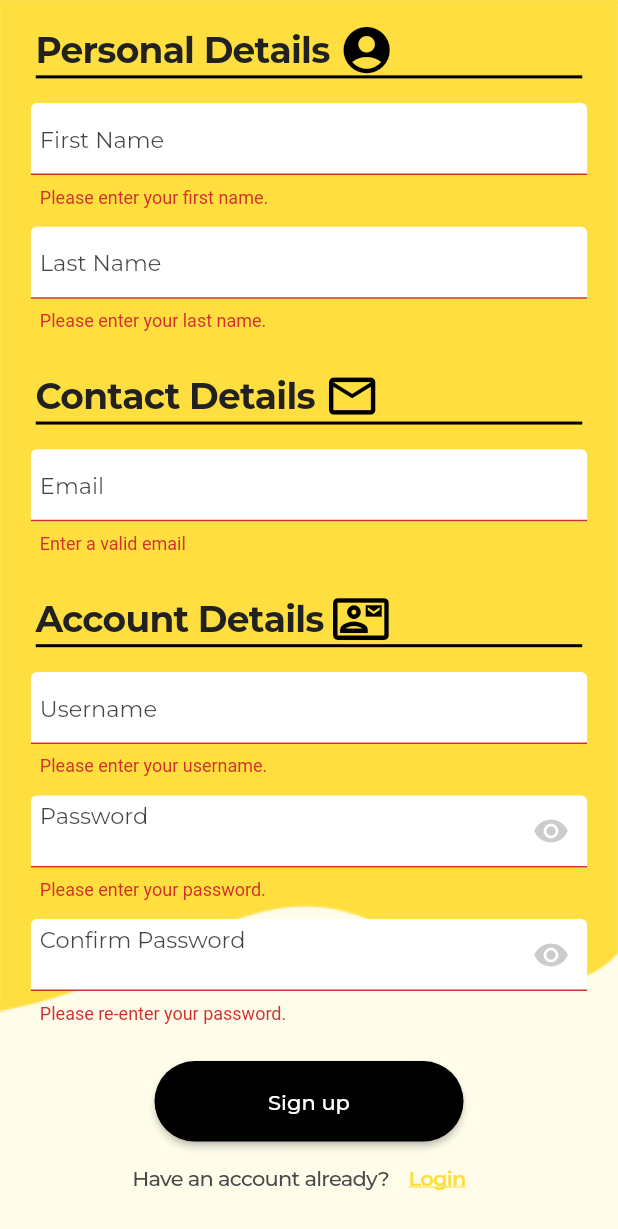
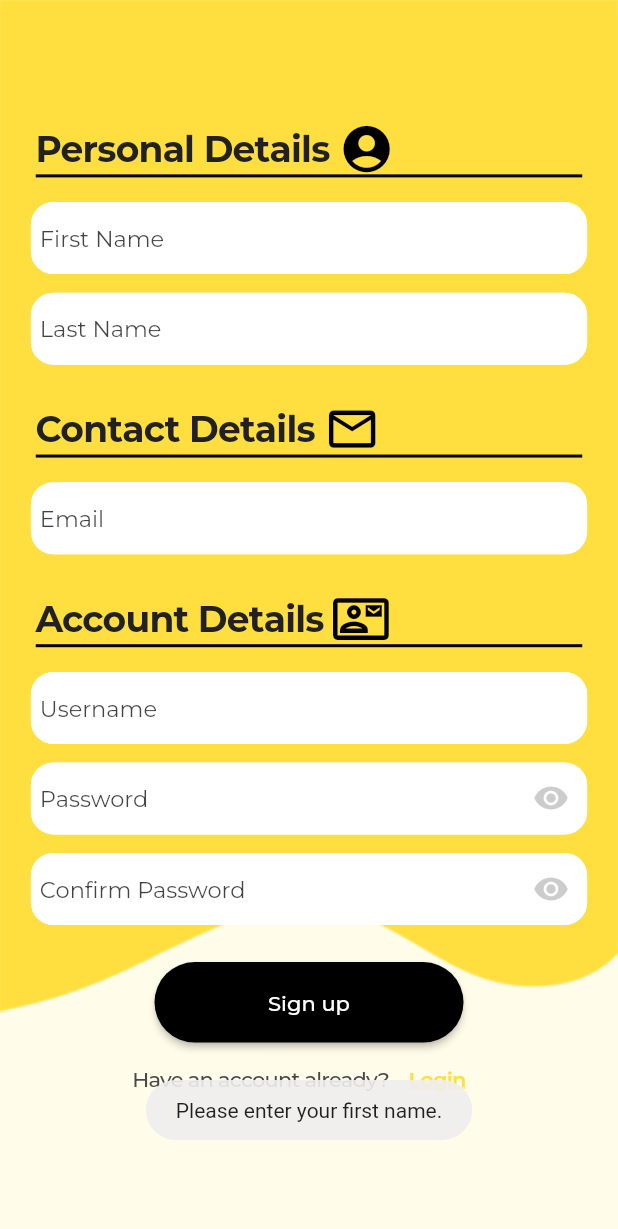
Before and after one commit to kryzlerahne/E-Hatid-Driver-App, a Flutter app: the RegisterPage screen opened directly, after a tap on "Sign up", on a phone screen of 412 x 824 dp. Shown: the top 1229 px of the screen. Run offline on Flutter 3.47's test engine with Material 2 defaults, Android fonts, the phone set to English and light mode, and no system bars; our stand-ins replace animate_do, cloud_firestore, curved_navigation_bar, email_validator, firebase_auth, firebase_core and 11 more; missing offline and left inert: flutter_polyline_points; accounts and stored records are empty.

```diff
--- a/lib/register_page.dart
+++ b/lib/register_page.dart
@@ -1,6 +1,9 @@
+import 'dart:async';
+
 import 'package:cloud_firestore/cloud_firestore.dart';
 import 'package:ehatid_driver_app/homescreen.dart';
 import 'package:ehatid_driver_app/login.dart';
+import 'package:ehatid_driver_app/navigation_bar.dart';
 import 'package:ehatid_driver_app/signup.dart';
 import 'package:firebase_auth/firebase_auth.dart';
 import 'package:firebase_database/firebase_database.dart';
@@ -30,16 +33,50 @@ class _RegisterPageState extends State<RegisterPage> {
   TextEditingController _passwordController = TextEditingController();
   TextEditingController _confirmpasswordController = TextEditingController();
 
+  validateForm() {
+    if(_firstNameController.text == null || _firstNameController.text.isEmpty)
+    {
+      Fluttertoast.showToast(msg: "Please enter your first name.");
+    }
+    else if(_lastNameController.text == null || _lastNameController.text.isEmpty)
+    {
+      Fluttertoast.showToast(msg: "Please enter your last name.");
+    }
+    else if(_emailController.text != null && !_emailController.text.contains("@"))
+    {
+      Fluttertoast.showToast(msg: "Enter a valid email.");
+    }
+    else if (_userNameController.text == null || _userNameController.text.isEmpty)
+    {
+      Fluttertoast.showToast(msg: "Please enter your username.");
+    }
+    else if (_userNameController.text.length < 4)
+    {
+      Fluttertoast.showToast(msg: "Choose a username with 4 or more characters.");
+    }
+    else if(_passwordController.text.isEmpty)
+    {
+      Fluttertoast.showToast(msg: "Please enter your password.");
+    }
+    else if(_passwordController.text.length < 8)
+    {
+      Fluttertoast.showToast(msg: "Password must be atleast 8 Characters.");
+    }
+    else if (_confirmpasswordController.text == null || _confirmpasswordController.text.isEmpty)
+    {
+      Fluttertoast.showToast(msg: "Please re-enter your password.");
+    }
+    else if (_confirmpasswordController.text != _passwordController.text)
+    {
+      Fluttertoast.showToast(msg: "Password mismatch.");
+    }
+    else
+    {
+      signUp();
+    }
+  }
+
   @override
-  void dispose() {
-    _emailController.dispose();
-    _passwordController.dispose();
-    _confirmpasswordController.dispose();
-    _firstNameController.dispose();
-    _lastNameController.dispose();
-    _userNameController.dispose();
-    super.dispose();
-  }
 
   Future signUp() async {
     showDialog(
@@ -78,16 +115,20 @@ class _RegisterPageState extends State<RegisterPage> {
 
       currentFirebaseUser = firebaseUser;
       Fluttertoast.showToast(msg: "Account has been Created.");
-      Navigator.push(context, MaterialPageRoute(builder: (c)=> HomePage()));
+      Timer(const Duration(seconds: 3),(){
+        Navigator.push(context, MaterialPageRoute(builder: (c)=> Navigation()));
+      });
     }
     else
     {
       Navigator.pop(context);
       Fluttertoast.showToast(msg: "Account has not been Created.");
     }
+
+
   }
 
-  /**Future addUserDetails(String firstName, String lastName, String email,
+  Future addUserDetails(String firstName, String lastName, String email,
       String username, String password) async {
     await FirebaseFirestore.instance.collection('drivers').add({
       'first_name': firstName,
@@ -96,7 +137,7 @@ class _RegisterPageState extends State<RegisterPage> {
       'username': username,
       'password': password,
     });
-  }**/
+  }
 
   bool passwordConfirmed() {
     if (_passwordController.text.trim() ==
@@ -133,7 +174,6 @@ class _RegisterPageState extends State<RegisterPage> {
               ),
               Form(
                 key: formkey,
-                autovalidateMode: AutovalidateMode.onUserInteraction,
                 child: Center(
                   child: SingleChildScrollView(
                     child: Column(
@@ -196,13 +236,6 @@ class _RegisterPageState extends State<RegisterPage> {
                               filled: true,
                               contentPadding: EdgeInsets.symmetric(vertical: 8.sp, horizontal: 10.sp),
                             ),
-                            validator: (value) {
-                              if (value == null || value.isEmpty) {
-                                return 'Please enter your first name.';
-                              } else {
-                                return null;
-                              }
-                            },
                           ),
                         ),
                         SizedBox(height: 1.5.h),
@@ -363,14 +396,6 @@ class _RegisterPageState extends State<RegisterPage> {
                               filled: true,
                               contentPadding: EdgeInsets.symmetric(vertical: 8.sp, horizontal: 10.sp),
                             ),
-                            validator: (value) {
-                              if (value == null || value.isEmpty) {
-                                return 'Please enter your username.';
-                              } else if (value.length < 4) {
-                                return "Choose a username with 4 or more characters.";
-                              }
-                              return null;
-                            },
                           ),
                         ),
                         SizedBox(height: 1.5.h),
@@ -408,14 +433,6 @@ class _RegisterPageState extends State<RegisterPage> {
                               filled: true,
                               contentPadding: EdgeInsets.symmetric(vertical: 8.sp, horizontal: 10.sp),
                             ),
-                            validator: (value) {
-                              if (value == null || value.isEmpty) {
-                                return 'Please enter your password.';
-                              } else if (value.length < 8) {
-                                return "Length of password must be 8 or greater.";
-                              }
-                              return null;
-                            },
                           ),
                         ),
                         SizedBox(height: 1.5.h),
@@ -453,16 +470,6 @@ class _RegisterPageState extends State<RegisterPage> {
                               filled: true,
                               contentPadding: EdgeInsets.symmetric(vertical: 8.sp, horizontal: 10.sp),
                             ),
-                            validator: (value) {
-                              if (value == null || value.isEmpty) {
-                                return 'Please re-enter your password.';
-                              } else if (value.length < 8) {
-                                return "Length of password must be 8 or greater.";
-                              } else if (value != _passwordController.text) {
-                                return "Password mismatch.";
-                              }
-                              return null;
-                            },
                           ),
                         ),
                         SizedBox(height: 3.h),
@@ -471,16 +478,7 @@ class _RegisterPageState extends State<RegisterPage> {
                           width: 50.w,
                           child: MaterialButton(
                             onPressed: (){
-                              if(formkey.currentState!.validate()){
-                                ScaffoldMessenger.of(context).showSnackBar(SnackBar(
-                                  content: Text("Success"),
-                                ));
-                                signUp();
-                                Navigator.pushReplacement(context, MaterialPageRoute(
-                                  builder: (_) => LoginScreen(),
-                                ),
-                                );
-                              }
+                              validateForm();
                             },
                             color: Colors.black,
                             shape: RoundedRectangleBorder(
```
